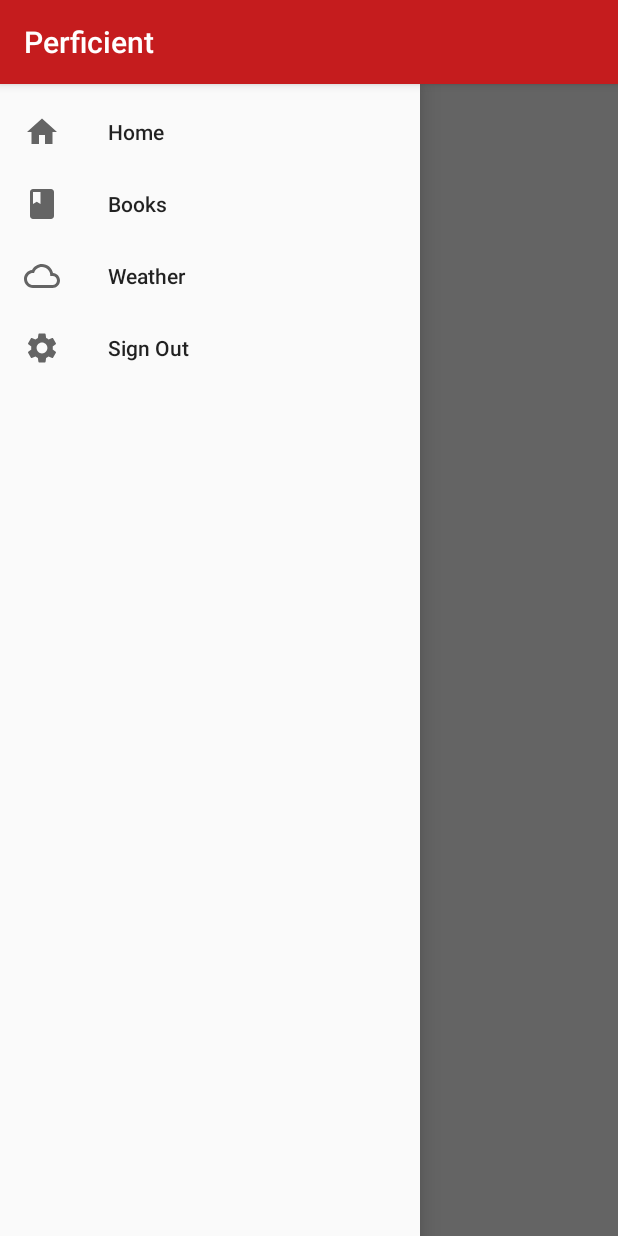
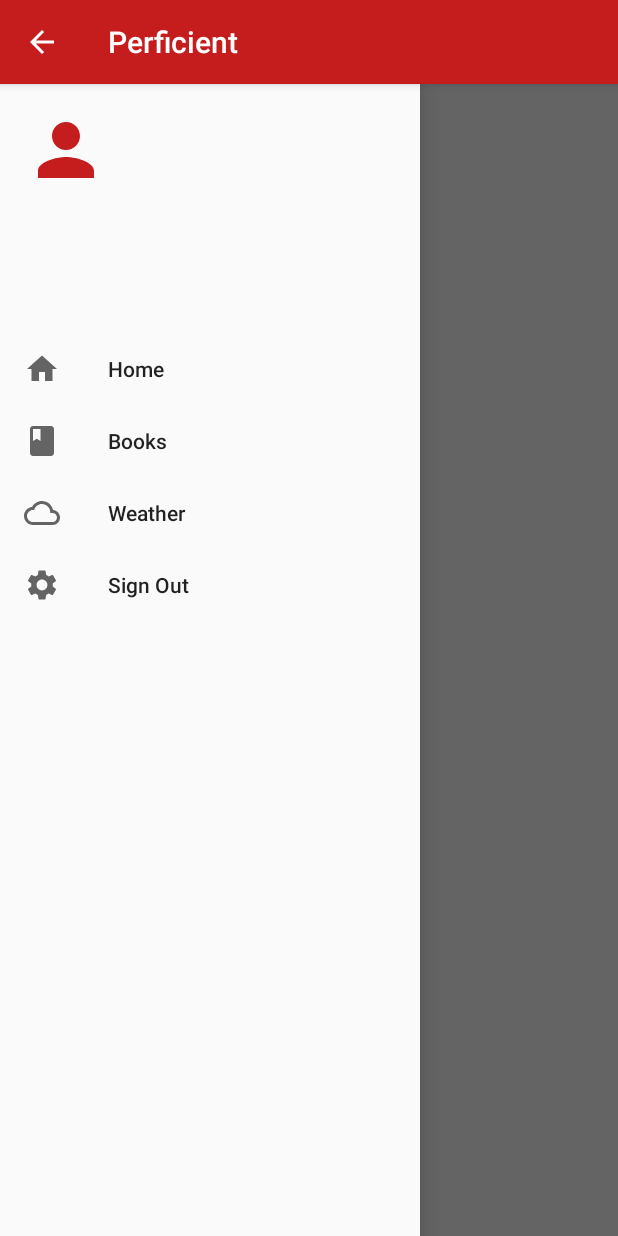
Before and after one commit to robin-pxc/demoandroid, an Android app: the MainActivity screen opened directly, with no data from a screen before it, with the side drawer open, on a phone screen of 412 x 824 dp. Run offline under Robolectric (Android 15) with nearby library versions, the phone set to English and light mode, and no system bars; our stand-ins replace ButterKnife.

Commit message:
[WIP] Set nav header and action bar

```diff
--- a/app/src/main/java/com/example/robinpan/demoandroid/Activities/MainActivity/MainActivity.java
+++ b/app/src/main/java/com/example/robinpan/demoandroid/Activities/MainActivity/MainActivity.java
@@ -6,7 +6,6 @@ import android.support.annotation.LayoutRes;
 import android.support.annotation.NonNull;
 import android.support.design.widget.NavigationView;
 import android.support.v4.widget.DrawerLayout;
-import android.view.MenuItem;
 
 import com.example.robinpan.demoandroid.Activities.Base.BaseActivity;
 import com.example.robinpan.demoandroid.R;
@@ -37,6 +36,7 @@ public class MainActivity extends BaseActivity implements MainActivityContract.V
     @BindView(R.id.navigation_view)
     NavigationView mNavigationView;
 
+
     @LayoutRes
     @Override
     public int getLayoutResID() {
@@ -45,14 +45,17 @@ public class MainActivity extends BaseActivity implements MainActivityContract.V
 
     @Override
     public void configViews() {
+        configActionBar();
         setActionBarTitle(getString(R.string.main_toolbar_title));
         setNavigationMenu();
     }
 
+    void configActionBar() {
+        getSupportActionBar().setDisplayHomeAsUpEnabled(true);
+    }
+
     void setNavigationMenu() {
-        mNavigationView.setNavigationItemSelectedListener(new NavigationView.OnNavigationItemSelectedListener() {
-            @Override
-            public boolean onNavigationItemSelected(@NonNull MenuItem menuItem) {
+        mNavigationView.setNavigationItemSelectedListener(menuItem -> {
             switch (menuItem.getItemId()) {
                 case R.id.nav_home:
                     break;
@@ -67,7 +70,6 @@ public class MainActivity extends BaseActivity implements MainActivityContract.V
             menuItem.setChecked(true);
             mDrawerLayout.closeDrawers();
             return false;
-            }
         });
     }
 
--- /dev/null
+++ b/app/src/main/res/drawable/ic_person.xml
@@ -0,0 +1,8 @@
+<vector
+    android:height="56dp"
+    android:viewportHeight="24"
+    android:viewportWidth="24"
+    android:width="56dp"
+    xmlns:android="http://schemas.android.com/apk/res/android">
+    <path android:fillColor="@color/colorPrimary" android:pathData="M12,12c2.21,0 4,-1.79 4,-4s-1.79,-4 -4,-4 -4,1.79 -4,4 1.79,4 4,4zM12,14c-2.67,0 -8,1.34 -8,4v2h16v-2c0,-2.66 -5.33,-4 -8,-4z"/>
+</vector>
--- a/app/src/main/res/layout/activity_main.xml
+++ b/app/src/main/res/layout/activity_main.xml
@@ -21,7 +21,8 @@
         android:layout_height="match_parent"
         android:layout_gravity="start"
         android:fitsSystemWindows="true"
-        app:menu="@menu/navigation_menu">
+        app:menu="@menu/navigation_menu"
+        app:headerLayout="@layout/nav_header_layout">
     </android.support.design.widget.NavigationView>
 
 </android.support.v4.widget.DrawerLayout>
--- /dev/null
+++ b/app/src/main/res/layout/nav_header_layout.xml
@@ -0,0 +1,27 @@
+<?xml version="1.0" encoding="utf-8"?>
+<LinearLayout
+    xmlns:android="http://schemas.android.com/apk/res/android"
+    xmlns:tools="http://schemas.android.com/tools"
+    android:layout_width="match_parent"
+    android:layout_height="wrap_content"
+    android:orientation="vertical"
+    android:padding="@dimen/dp_double">
+
+    <android.support.v7.widget.AppCompatImageView
+        android:layout_width="wrap_content"
+        android:layout_height="wrap_content"
+        android:src="@drawable/ic_person"/>
+
+    <TextView
+        android:id="@+id/nav_header_name_title"
+        android:layout_marginTop="@dimen/dp_double"
+        android:layout_marginBottom="@dimen/dp_double"
+        android:layout_width="match_parent"
+        android:layout_height="wrap_content"
+        android:textSize="@dimen/sp_double"
+        android:textColor="@color/black"
+        android:textStyle="bold"
+        tools:text="User.Name"/>
+
+
+</LinearLayout>
```
Lines whose indentation alone changed are shown as unchanged.
